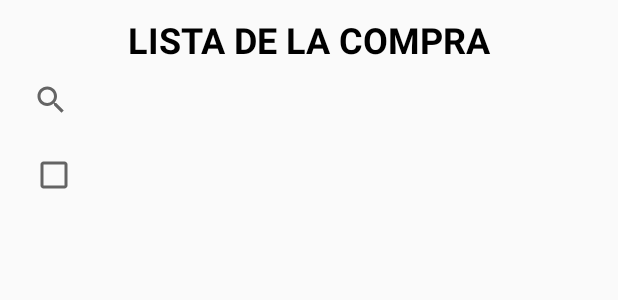
After one commit to isagonrod/inventario, an Android app: the layout activity_lista_compra_producto.xml on its own in the app's theme, with its tools: preview values and no code run, on a phone screen of 412 x 824 dp. The commit adds this screen. Shown: the top 300 px of the screen. Run offline under Robolectric (Android 15) with nearby library versions, the phone set to English and light mode, and no system bars.

Commit message:
[#9] - Creada vista para la lista de compra. - Añadido atributo 'boolean paraComprar' en la entidad. - Añadida consulta correspondiente en la clase DbProductos para saber si el atributo anterior es verdadero o falso (si es verdadero, se debería añadir a la lista de la compra). - Implementado método para añadir productos a la lista de la compra (cambiando de false a true el atributo nuevo). - Añadido nuevo item al menú desplegable de la página principal para acceder directamente a la lista de la compra. - TODO: No se puede ver la lista de la compra, porque el tipo de dato 'boolean' no lo reconoce. Hay que revisar.

```diff
--- /dev/null
+++ b/app/src/main/res/layout/activity_lista_compra_producto.xml
@@ -0,0 +1,32 @@
+<?xml version="1.0" encoding="utf-8"?>
+<LinearLayout xmlns:android="http://schemas.android.com/apk/res/android"
+    xmlns:app="http://schemas.android.com/apk/res-auto"
+    xmlns:tools="http://schemas.android.com/tools"
+    android:layout_width="match_parent"
+    android:layout_height="match_parent"
+    android:layout_margin="10dp"
+    android:orientation="vertical"
+    tools:context=".ListaProductoActivity">
+
+    <TextView
+        android:text="@string/lista_compra"
+        android:textSize="24sp"
+        android:textStyle="bold"
+        android:textColor="@color/black"
+        android:textAlignment="center"
+        android:layout_width="match_parent"
+        android:layout_height="wrap_content" />
+
+    <android.support.v7.widget.SearchView
+        android:id="@+id/txtCompra"
+        android:layout_width="match_parent"
+        android:layout_height="wrap_content"
+        app:queryHint="Indica la tienda"/>
+
+        <android.support.v7.widget.RecyclerView
+        android:id="@+id/listaProductos"
+        android:layout_width="match_parent"
+        android:layout_height="wrap_content"
+        tools:listitem="@layout/lista_item_compra" />
+
+</LinearLayout>
--- a/app/src/main/res/layout/activity_nuevo.xml
+++ b/app/src/main/res/layout/activity_nuevo_producto.xml
@@ -6,7 +6,7 @@
     android:layout_height="match_parent"
     android:layout_margin="10dp"
     android:orientation="vertical"
-    tools:context=".NuevoActivity">
+    tools:context=".NuevoProductoActivity">
 
     <TextView
         android:id="@+id/viewNombre"
--- a/app/src/main/res/layout/activity_ver.xml
+++ b/app/src/main/res/layout/activity_ver_producto.xml
@@ -5,7 +5,7 @@
     android:layout_width="match_parent"
     android:layout_height="match_parent"
     android:orientation="vertical"
-    tools:context=".NuevoActivity"
+    tools:context=".NuevoProductoActivity"
     android:layout_margin="10dp">
 
     <TextView
--- /dev/null
+++ b/app/src/main/res/layout/lista_item_compra.xml
@@ -0,0 +1,23 @@
+<?xml version="1.0" encoding="utf-8"?>
+<RelativeLayout xmlns:android="http://schemas.android.com/apk/res/android"
+    xmlns:app="http://schemas.android.com/apk/res-auto"
+    xmlns:tools="http://schemas.android.com/tools"
+    android:layout_width="match_parent"
+    android:layout_height="match_parent"
+    android:orientation="horizontal">
+
+    <LinearLayout
+        android:layout_width="match_parent"
+        android:layout_height="wrap_content"
+        android:orientation="horizontal"
+        android:layout_margin="10dp">
+
+        <CheckBox
+            android:id="@+id/checkBox"
+            android:layout_width="match_parent"
+            android:layout_height="wrap_content"
+            android:textSize="24sp">
+        </CheckBox>
+
+    </LinearLayout>
+</RelativeLayout>
--- a/app/src/main/res/menu/menu_principal.xml
+++ b/app/src/main/res/menu/menu_principal.xml
@@ -13,4 +13,8 @@
     <item
         android:id="@+id/menuNuevoLibro"
         android:title="@string/menu_nuevo_libro" />
+
+    <item
+        android:id="@+id/menuListaCompra"
+        android:title="@string/menu_lista_compra" />
 </menu>
--- a/app/src/main/res/values/strings.xml
+++ b/app/src/main/res/values/strings.xml
@@ -11,8 +11,10 @@
     <string name="menu_nuevo_producto">Nuevo producto</string>
     <string name="menu_nuevo_textil">Nuevo textil</string>
     <string name="menu_nuevo_libro">Nuevo libro</string>
+    <string name="menu_lista_compra">Lista de la compra</string>
     <string name="moneda">€</string>
     <string name="lista_productos">PRODUCTOS</string>
     <string name="lista_libros">LIBROS</string>
     <string name="lista_textil">JUEGOS</string>
+    <string name="lista_compra">LISTA DE LA COMPRA</string>
 </resources>
```
Also changed, not shown: app/src/main/AndroidManifest.xml (+23 -19 lines), app/src/main/java/isamix/inventario/EditarProductoActivity.java (renamed from app/src/main/java/isamix/inventario/EditarActivity.java, +7 -8 lines), app/src/main/java/isamix/inventario/ListaCompraProductoActivity.java (added, +50 -0 lines), app/src/main/java/isamix/inventario/ListaProductoActivity.java (renamed from app/src/main/java/isamix/inventario/ListaActivity.java, +20 -9 lines), app/src/main/java/isamix/inventario/MainActivity.java (+7 -4 lines), app/src/main/java/isamix/inventario/NuevoProductoActivity.java (renamed from app/src/main/java/isamix/inventario/NuevoActivity.java, +5 -5 lines), app/src/main/java/isamix/inventario/VerProductoActivity.java (renamed from app/src/main/java/isamix/inventario/VerActivity.java, +6 -9 lines), app/src/main/java/isamix/inventario/adapter/ListaCompraAdapter.java (added, +60 -0 lines), app/src/main/java/isamix/inventario/adapter/ListaProductoAdapter.java (renamed from app/src/main/java/isamix/inventario/adapter/ListaProductosAdapter.java, +20 -6 lines), app/src/main/java/isamix/inventario/db/DbProductos.java (+27 -0 lines), app/src/main/java/isamix/inventario/entity/Producto.java (+19 -0 lines), app/src/main/res/layout/activity_lista_producto.xml (renamed from app/src/main/res/layout/activity_lista.xml, +2 -10 lines).
